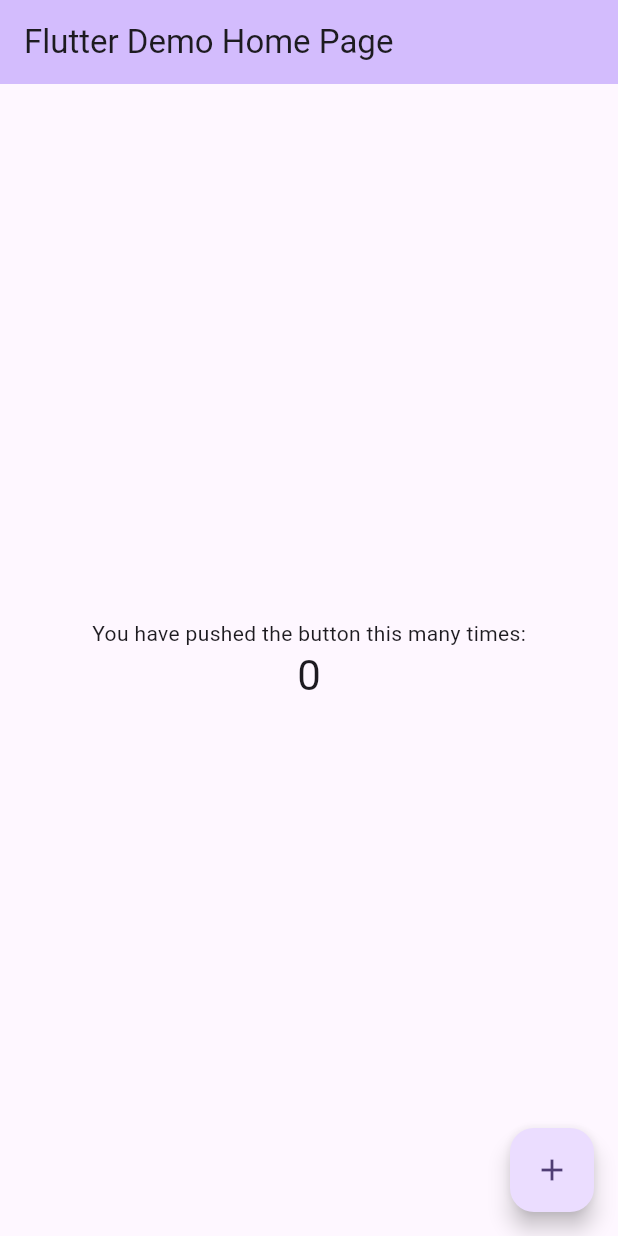
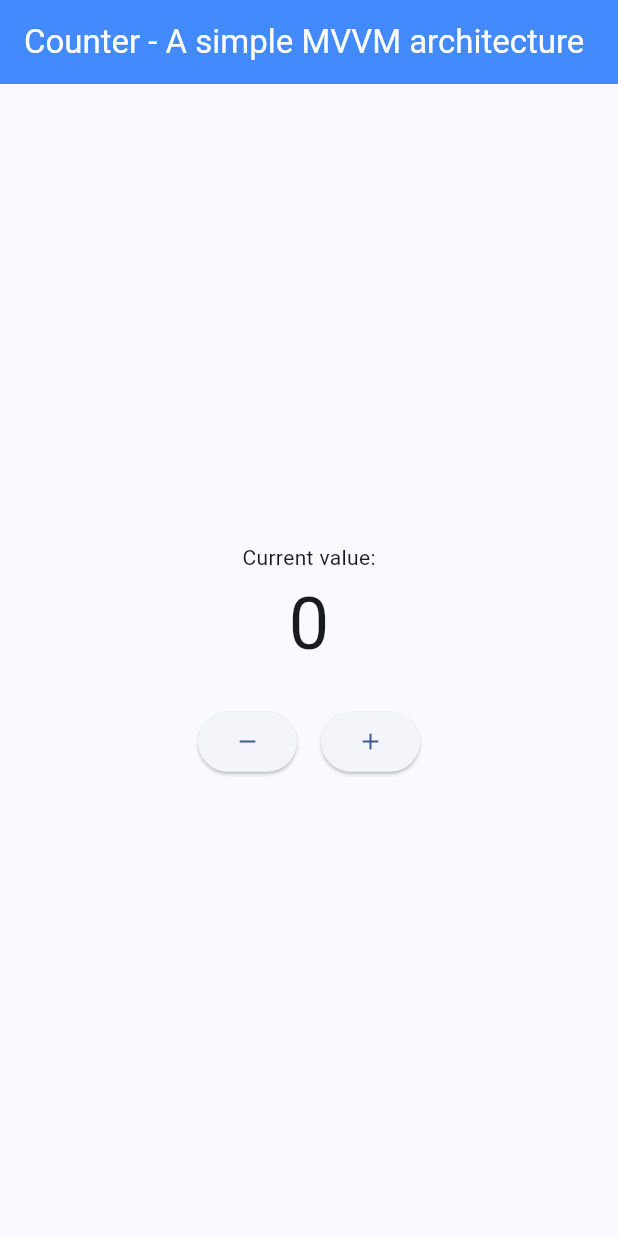
Before and after one commit to jeancdc/counter, a Flutter app: the screen it shows after launch, on a phone screen of 412 x 824 dp. Run offline on Flutter 3.47's test engine with Material 3 defaults, Android fonts, the phone set to English and light mode, and no system bars.

Commit message:
feat: use MVVM architecture

```diff
--- a/lib/main.dart
+++ b/lib/main.dart
@@ -1,123 +1,29 @@
+import 'package:counter/viewmodels/counter_viewmodel.dart';
+import 'package:counter/views/counter_view.dart';
 import 'package:flutter/material.dart';
+import 'package:provider/provider.dart';
 
 void main() {
-  runApp(const MyApp());
+  runApp(
+    ChangeNotifierProvider(
+      create: (_) => CounterViewModel(),
+      child: const MyApp(),
+    ),
+  );
 }
 
 class MyApp extends StatelessWidget {
   const MyApp({super.key});
 
-  // This widget is the root of your application.
   @override
   Widget build(BuildContext context) {
     return MaterialApp(
       debugShowCheckedModeBanner: false,
-      title: 'Flutter Demo',
+      title: 'Counter',
       theme: ThemeData(
-        // This is the theme of your application.
-        //
-        // TRY THIS: Try running your application with "flutter run". You'll see
-        // the application has a purple toolbar. Then, without quitting the app,
-        // try changing the seedColor in the colorScheme below to Colors.green
-        // and then invoke "hot reload" (save your changes or press the "hot
-        // reload" button in a Flutter-supported IDE, or press "r" if you used
-        // the command line to start the app).
-        //
-        // Notice that the counter didn't reset back to zero; the application
-        // state is not lost during the reload. To reset the state, use hot
-        // restart instead.
-        //
-        // This works for code too, not just values: Most code changes can be
-        // tested with just a hot reload.
-        colorScheme: ColorScheme.fromSeed(seedColor: Colors.deepPurple),
+        colorScheme: ColorScheme.fromSeed(seedColor: Colors.blueAccent),
       ),
-      home: const MyHomePage(title: 'Flutter Demo Home Page'),
+      home: const CounterView(),
     );
   }
 }
-
-class MyHomePage extends StatefulWidget {
-  const MyHomePage({super.key, required this.title});
-
-  // This widget is the home page of your application. It is stateful, meaning
-  // that it has a State object (defined below) that contains fields that affect
-  // how it looks.
-
-  // This class is the configuration for the state. It holds the values (in this
-  // case the title) provided by the parent (in this case the App widget) and
-  // used by the build method of the State. Fields in a Widget subclass are
-  // always marked "final".
-
-  final String title;
-
-  @override
-  State<MyHomePage> createState() => _MyHomePageState();
-}
-
-class _MyHomePageState extends State<MyHomePage> {
-  int _counter = 0;
-
-  void _incrementCounter() {
-    setState(() {
-      // This call to setState tells the Flutter framework that something has
-      // changed in this State, which causes it to rerun the build method below
-      // so that the display can reflect the updated values. If we changed
-      // _counter without calling setState(), then the build method would not be
-      // called again, and so nothing would appear to happen.
-      _counter++;
-    });
-  }
-
-  @override
-  Widget build(BuildContext context) {
-    // This method is rerun every time setState is called, for instance as done
-    // by the _incrementCounter method above.
-    //
-    // The Flutter framework has been optimized to make rerunning build methods
-    // fast, so that you can just rebuild anything that needs updating rather
-    // than having to individually change instances of widgets.
-    return Scaffold(
-      appBar: AppBar(
-        // TRY THIS: Try changing the color here to a specific color (to
-        // Colors.amber, perhaps?) and trigger a hot reload to see the AppBar
-        // change color while the other colors stay the same.
-        backgroundColor: Theme.of(context).colorScheme.inversePrimary,
-        // Here we take the value from the MyHomePage object that was created by
-        // the App.build method, and use it to set our appbar title.
-        title: Text(widget.title),
-      ),
-      body: Center(
-        // Center is a layout widget. It takes a single child and positions it
-        // in the middle of the parent.
-        child: Column(
-          // Column is also a layout widget. It takes a list of children and
-          // arranges them vertically. By default, it sizes itself to fit its
-          // children horizontally, and tries to be as tall as its parent.
-          //
-          // Column has various properties to control how it sizes itself and
-          // how it positions its children. Here we use mainAxisAlignment to
-          // center the children vertically; the main axis here is the vertical
-          // axis because Columns are vertical (the cross axis would be
-          // horizontal).
-          //
-          // TRY THIS: Invoke "debug painting" (choose the "Toggle Debug Paint"
-          // action in the IDE, or press "p" in the console), to see the
-          // wireframe for each widget.
-          mainAxisAlignment: MainAxisAlignment.center,
-          children: <Widget>[
-            const Text('You have pushed the button this many times:'),
-            Text(
-              '$_counter',
-              style: Theme.of(context).textTheme.headlineMedium,
-            ),
-          ],
-        ),
-      ),
-      floatingActionButton: FloatingActionButton(
-        onPressed: _incrementCounter,
-        tooltip: 'Increment',
-        child: const Icon(Icons.add),
-      ), // This trailing comma makes auto-formatting nicer for build methods.
-    );
-  }
-}
--- /dev/null
+++ b/lib/models/counter_model.dart
@@ -0,0 +1,9 @@
+class CounterModel {
+  int value;
+
+  CounterModel({this.value = 0});
+
+  void increment() => value++;
+
+  void decrement() => value--;
+}
--- /dev/null
+++ b/lib/viewmodels/counter_viewmodel.dart
@@ -0,0 +1,21 @@
+import 'package:counter/models/counter_model.dart';
+import 'package:flutter/foundation.dart';
+
+class CounterViewModel extends ChangeNotifier {
+  final CounterModel _counterModel;
+
+  CounterViewModel([CounterModel? counterModel])
+    : _counterModel = counterModel ?? CounterModel();
+
+  int get counter => _counterModel.value;
+
+  void incrementCounter() {
+    _counterModel.increment();
+    notifyListeners();
+  }
+
+  void decrementCounter() {
+    _counterModel.decrement();
+    notifyListeners();
+  }
+}
--- /dev/null
+++ b/lib/views/counter_view.dart
@@ -0,0 +1,45 @@
+import 'package:counter/viewmodels/counter_viewmodel.dart';
+import 'package:flutter/material.dart';
+import 'package:provider/provider.dart';
+
+class CounterView extends StatelessWidget {
+  const CounterView({super.key});
+
+  @override
+  Widget build(BuildContext context) {
+    final viewModel = Provider.of<CounterViewModel>(context);
+    return Scaffold(
+      appBar: AppBar(
+        title: const Text(
+          'Counter - A simple MVVM architecture',
+          style: TextStyle(color: Colors.white),
+        ),
+        backgroundColor: Colors.blueAccent,
+      ),
+      body: Center(
+        child: Column(
+          mainAxisAlignment: MainAxisAlignment.center,
+          children: [
+            const Text('Current value:'),
+            Text('${viewModel.counter}', style: const TextStyle(fontSize: 48)),
+            const SizedBox(height: 20),
+            Row(
+              mainAxisAlignment: MainAxisAlignment.center,
+              children: [
+                ElevatedButton(
+                  onPressed: viewModel.decrementCounter,
+                  child: const Icon(Icons.remove),
+                ),
+                const SizedBox(width: 16),
+                ElevatedButton(
+                  onPressed: viewModel.incrementCounter,
+                  child: const Icon(Icons.add),
+                ),
+              ],
+            ),
+          ],
+        ),
+      ),
+    );
+  }
+}
```
Also changed, not shown: pubspec.yaml (+5 -2 lines), pubspec.lock.
